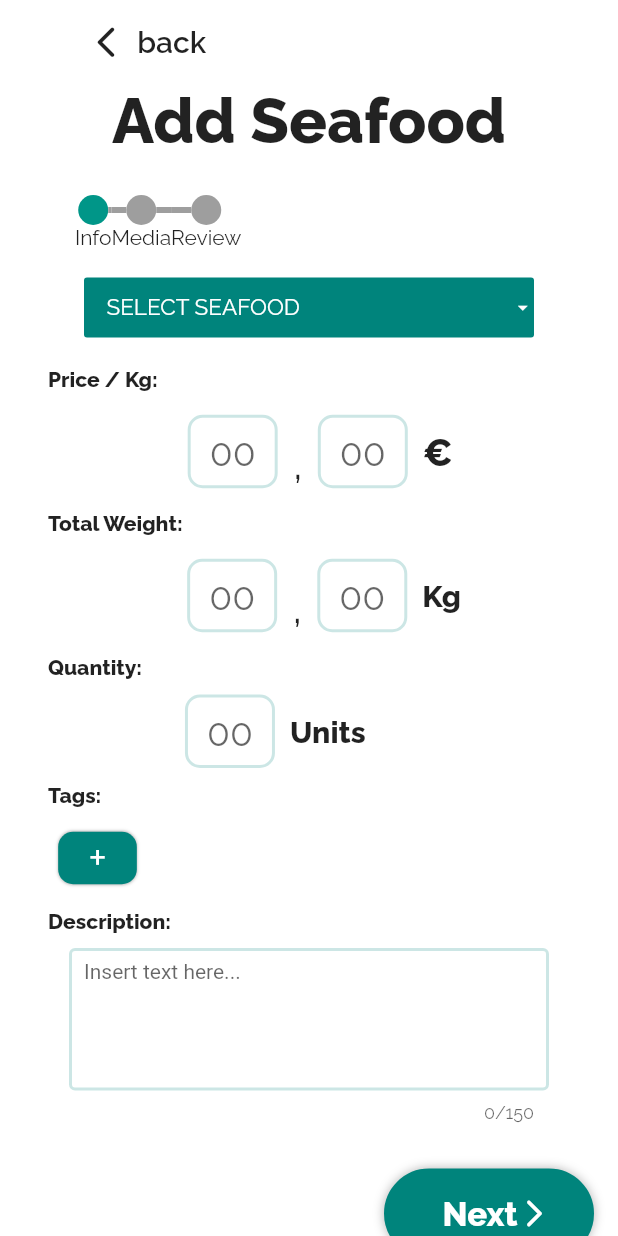
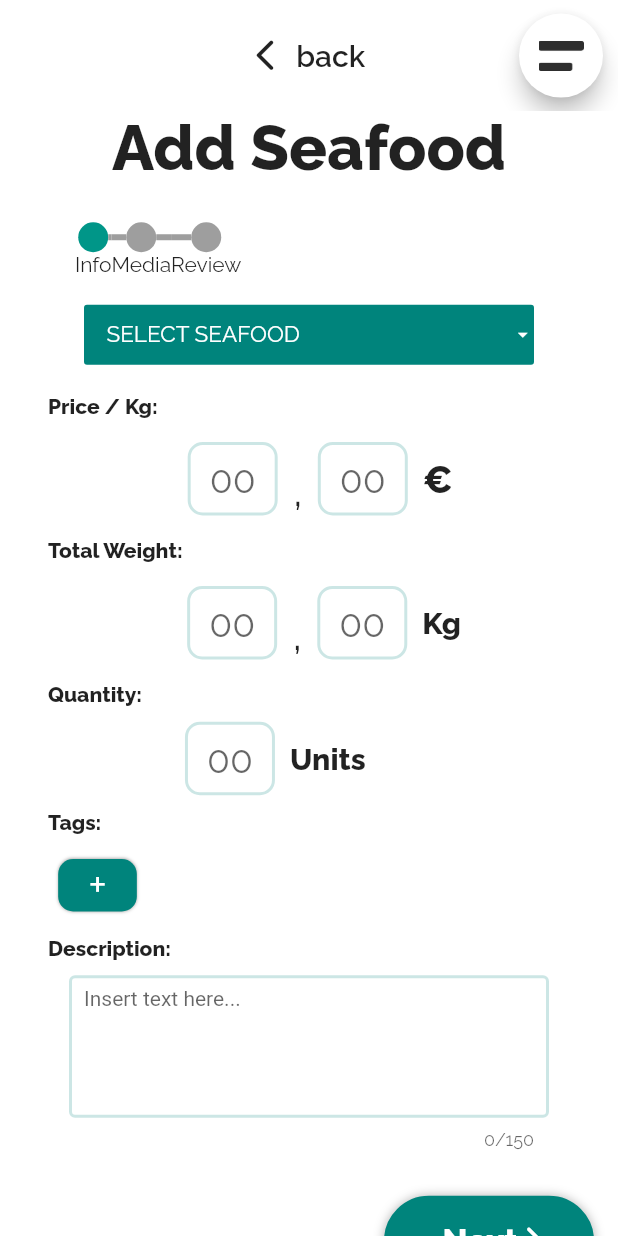
Before and after one commit to Mr-Vicente/IPM_Fisheller, a Flutter app: the Catch widget shown alone on an empty page, opened directly, on a phone screen of 412 x 824 dp. Run offline on Flutter 3.47's test engine with Material 2 defaults, Android fonts, the phone set to English and light mode, and no system bars; drawn by our look-alikes of timeline_tile; our stand-ins replace carousel_slider, charts_flutter, flutter_rating_bar, flutter_svg, google_maps_flutter, image_picker and 4 more; missing offline and left inert: slide_button; accounts and stored records are empty; generated files the repository leaves out were written again; Roboto replaces fonts that are missing (Poppins).

Commit message:
bugs de merges

```diff
--- a/lib/components/back.dart
+++ b/lib/components/back.dart
@@ -1,12 +1,17 @@
 import 'package:flutter/cupertino.dart';
 import 'package:flutter/material.dart';
 
+import '../constants.dart';
 import 'home.dart';
+import 'home_components/amaz_drawer.dart';
 
 class Back extends StatelessWidget{
   Widget body;
   Widget bottom;
   Text current;
+
+  var scaffoldKey = GlobalKey<ScaffoldState>();
+
   Back({
     this.body,
     this.bottom,
@@ -18,15 +23,26 @@ class Back extends StatelessWidget{
     Size size = MediaQuery.of(context).size;
     return Scaffold(
         backgroundColor: Colors.white,
+      key: scaffoldKey,
       appBar: AppBar(
         backgroundColor: Colors.white,
         elevation: 0,
-            leadingWidth: 200.0,
-            leading:
-            FlatButton.icon(
+        toolbarHeight: size.height * 0.09,
+        actions: <Widget>[
+          Container(
+              margin: EdgeInsets.only(right: 10),
+              child: FloatingActionButton(
+                onPressed: () => scaffoldKey.currentState.openEndDrawer(),
+                child: Image.asset('assets/icons/extra_menu.png', height: 20),
+                backgroundColor: Colors.white,
+              )),
+        ],
+        leadingWidth: size.width,
+        leading: FlatButton.icon(
           icon: Icon(Icons.arrow_back_ios_rounded, size: 25),
-                label: new Text('back', style: TextStyle(fontSize:20, fontWeight: FontWeight.w600)),
-                onPressed:() {
+          label: new Text('back',
+              style: TextStyle(fontSize: 20, fontWeight: FontWeight.w600)),
+          onPressed: () {
             Navigator.pop(context);
             if(current.data == "feed"){
               Navigator.push(
@@ -36,11 +52,39 @@ class Back extends StatelessWidget{
                         Home(index:1)
                 ),
               );
-                }//sta
             }
-            )
+          },
         ),
-        body: body,
+      ),
+      drawerScrimColor: Colors.grey.withOpacity(0.54),
+      endDrawer: AmazDrawer(
+          topPosition: size.width * 0.35,
+          width: size.width * 0.74,
+          height: size.height * 0.1,
+          elevation: 5,
+          color: PRIMARY_COLOUR,
+          items: [
+            AmazDrawerItem(
+                iconData: Icons.face,
+                iconSize: size.width * 0.1,
+                text: "Profile",
+                textSize: size.width * 0.08),
+            AmazDrawerItem(
+                iconData: Icons.settings,
+                iconSize: size.width * 0.1,
+                text: "Settings",
+                textSize: size.width * 0.08),
+            AmazDrawerItem(
+                iconData: Icons.help,
+                iconSize: size.width * 0.1,
+                text: "Help",
+                textSize: size.width * 0.08),
+            AmazDrawerItem(iconData: Icons.logout, iconSize: 50.0, text: "Logout")
+          ]),
+        body: new GestureDetector(
+          onTap: () {FocusScope.of(context).requestFocus(new FocusNode());},
+          child:body,
+        ),
         bottomSheet: Padding(
           padding: EdgeInsets.only(left: 20.0),
           child: bottom,
--- a/lib/components/drop_down.dart
+++ b/lib/components/drop_down.dart
@@ -8,12 +8,13 @@ class DropDown extends StatefulWidget {
   final Color _color;
   final Color _textColor;
   final double _fontSize;
+  String _dropdownValue;
 
-  DropDown(this._dropdownLabel, this._dropDownItems, this._width, this._height, this._color, this._textColor, this._fontSize);
+  DropDown(this._dropdownLabel, this._dropDownItems, this._width, this._height, this._color, this._textColor, this._fontSize, this._dropdownValue);
 
    _DropDownState state;
   @override
-  _DropDownState createState() => (state = new _DropDownState(this._dropdownLabel, this._dropDownItems, this._width, this._height, this._color, this._textColor, this._fontSize));
+  _DropDownState createState() => (state = new _DropDownState(this._dropdownLabel, this._dropDownItems, this._width, this._height, this._color, this._textColor, this._fontSize, this._dropdownValue));
 
   _DropDownState getState(){
     return state;
@@ -31,7 +32,7 @@ class _DropDownState extends State<DropDown> {
   List<DropdownMenuItem<String>> _items;
   String _dropdownValue;
 
-  _DropDownState(this._dropdownLabel,  this._dropDownItems, this._width, this._height, this._color, this._textColor, this._fontSize);
+  _DropDownState(this._dropdownLabel,  this._dropDownItems, this._width, this._height, this._color, this._textColor, this._fontSize, this._dropdownValue);
 
 
   List<Widget> _selectedItem(String item){
--- a/lib/screens/catch/catch.dart
+++ b/lib/screens/catch/catch.dart
@@ -39,7 +39,8 @@ class CatchState extends State<Catch> {
   List<File> seafoodImages;
 
   Seafood seafood = new Seafood();
-  DropDown dd = new DropDown('SELECT SEAFOOD', SEAFOODS, 300, 40, PRIMARY_COLOUR, Colors.white, 15);
+  DropDown dd = new DropDown('SELECT SEAFOOD', SEAFOODS, 300, 40, PRIMARY_COLOUR, Colors.white, 15, null);
+
   TagsButtons tb;
   List<String> currentTags = [];
 
@@ -48,6 +49,9 @@ class CatchState extends State<Catch> {
 
   void setTags(List<String> tags){
     setState(() {
+      String dropDownValue = dd.state.getValue();
+      dd = new DropDown('SELECT SEAFOOD', SEAFOODS, 300, 40, PRIMARY_COLOUR, Colors.white, 15, dropDownValue);
+      dd = dd;
       currentTags = tags;
       List<Tag> temp = [];
       for(String s in tags){
--- a/lib/screens/map/components/filter.dart
+++ b/lib/screens/map/components/filter.dart
@@ -19,8 +19,8 @@ class _FilterPopUpState extends State<FilterPopUp>{
 
   final Map map;
   FilterModel model = FilterModel();
-  DropDown categoryDD = DropDown('CATEGORY', CATEGORIES, 137, 40, PRIMARY_COLOUR, Colors.white, 13);
-  DropDown seafoodDD = new DropDown('SEAFOOD', SEAFOODS, 120, 40, PRIMARY_COLOUR, Colors.white, 13);
+  DropDown categoryDD = DropDown('CATEGORY', CATEGORIES, 137, 40, PRIMARY_COLOUR, Colors.white, 13, null);
+  DropDown seafoodDD = new DropDown('SEAFOOD', SEAFOODS, 120, 40, PRIMARY_COLOUR, Colors.white, 13, null);
   CustomRangeSlider priceSlider = CustomRangeSlider(max: 40, step: 1,);
   CustomRangeSlider quantitySlider = CustomRangeSlider(max: 10, step: 1,);
 
```
Lines whose indentation alone changed are shown as unchanged.
